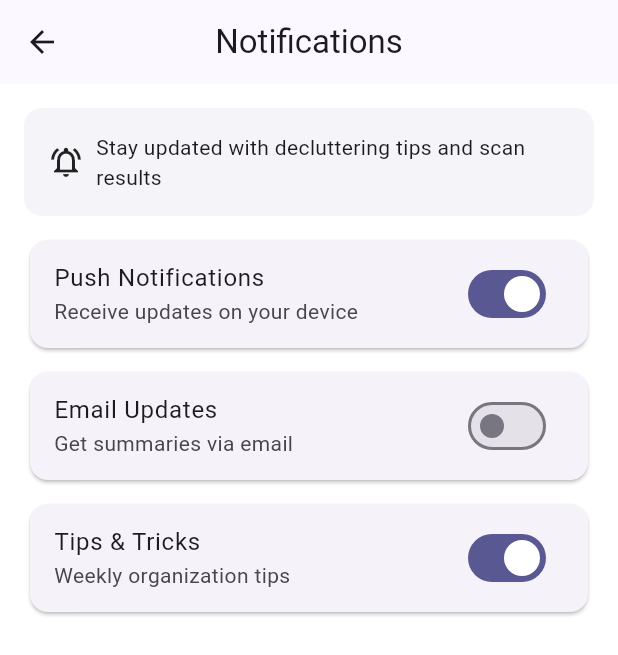
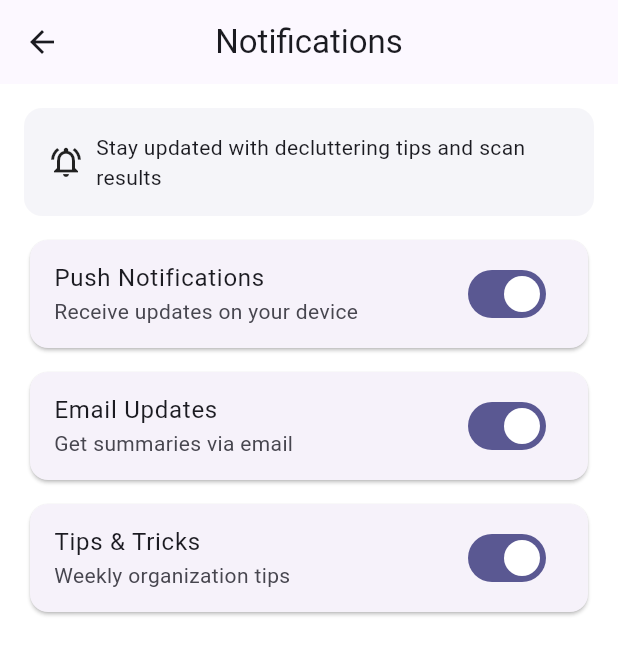
Before and after one commit to usama-8738/ClutterZen, a Flutter app: the NotificationSettingsScreen screen opened by its route, after a tap on "Email Updates", on a phone screen of 412 x 824 dp. Shown: the top 655 px of the screen. Run offline on Flutter 3.47's test engine with Material 3 defaults, Android fonts, the phone set to English and light mode, and no system bars; our stand-ins replace cloud_firestore, firebase_auth, firebase_core, firebase_storage, google_sign_in, image_picker and 3 more; accounts and stored records are empty.

Commit message:
Refactor notification settings screen to use state management and improve loading experience
- Converted NotificationSettingsScreen from StatelessWidget to StatefulWidget.
- Integrated local store for persistent notification settings.
- Added loading state with a progress indicator while fetching settings.
- Updated switch tiles to reflect current notification preferences and save changes to local store.

```diff
--- a/clutter_zen/lib/screens/app/notification_settings_screen.dart
+++ b/clutter_zen/lib/screens/app/notification_settings_screen.dart
@@ -1,13 +1,53 @@
 import 'package:flutter/material.dart';
+import '../../backend/registry.dart';
+import '../../backend/interfaces/local_store.dart';
 
-class NotificationSettingsScreen extends StatelessWidget {
+class NotificationSettingsScreen extends StatefulWidget {
   const NotificationSettingsScreen({super.key});
+
+  @override
+  State<NotificationSettingsScreen> createState() => _NotificationSettingsScreenState();
+}
+
+class _NotificationSettingsScreenState extends State<NotificationSettingsScreen> {
+  late final ILocalStore _store;
+
+  bool _push = true;
+  bool _email = false;
+  bool _tips = true;
+  bool _loading = true;
+
+  static const _kPush = 'notif_push_enabled';
+  static const _kEmail = 'notif_email_enabled';
+  static const _kTips = 'notif_tips_enabled';
+
+  @override
+  void initState() {
+    super.initState();
+    _store = BackendRegistry.localStore();
+    _load();
+  }
+
+  Future<void> _load() async {
+    final push = await _store.getBool(_kPush);
+    final email = await _store.getBool(_kEmail);
+    final tips = await _store.getBool(_kTips);
+    if (!mounted) return;
+    setState(() {
+      _push = push ?? _push;
+      _email = email ?? _email;
+      _tips = tips ?? _tips;
+      _loading = false;
+    });
+  }
 
   @override
   Widget build(BuildContext context) {
     return Scaffold(
       appBar: AppBar(title: const Text('Notifications')),
-      body: ListView(
+      body: _loading
+          ? const Center(child: CircularProgressIndicator())
+          : ListView(
               padding: const EdgeInsets.all(16),
               children: [
                 Container(
@@ -16,11 +56,41 @@ class NotificationSettingsScreen extends StatelessWidget {
                   child: Row(children: [const Icon(Icons.notifications_active_outlined), const SizedBox(width: 8), Expanded(child: Text('Stay updated with decluttering tips and scan results', style: Theme.of(context).textTheme.bodyMedium))]),
                 ),
                 const SizedBox(height: 12),
-          Card(child: SwitchListTile(title: const Text('Push Notifications'), subtitle: const Text('Receive updates on your device'), value: true, onChanged: (_) {})),
+                Card(
+                  child: SwitchListTile(
+                    title: const Text('Push Notifications'),
+                    subtitle: const Text('Receive updates on your device'),
+                    value: _push,
+                    onChanged: (v) async {
+                      setState(() => _push = v);
+                      await _store.setBool(_kPush, v);
+                    },
+                  ),
+                ),
                 const SizedBox(height: 8),
-          Card(child: SwitchListTile(title: const Text('Email Updates'), subtitle: const Text('Get summaries via email'), value: false, onChanged: (_) {})),
+                Card(
+                  child: SwitchListTile(
+                    title: const Text('Email Updates'),
+                    subtitle: const Text('Get summaries via email'),
+                    value: _email,
+                    onChanged: (v) async {
+                      setState(() => _email = v);
+                      await _store.setBool(_kEmail, v);
+                    },
+                  ),
+                ),
                 const SizedBox(height: 8),
-          Card(child: SwitchListTile(title: const Text('Tips & Tricks'), subtitle: const Text('Weekly organization tips'), value: true, onChanged: (_) {})),
+                Card(
+                  child: SwitchListTile(
+                    title: const Text('Tips & Tricks'),
+                    subtitle: const Text('Weekly organization tips'),
+                    value: _tips,
+                    onChanged: (v) async {
+                      setState(() => _tips = v);
+                      await _store.setBool(_kTips, v);
+                    },
+                  ),
+                ),
               ],
             ),
     );
```
Lines whose indentation alone changed are shown as unchanged.
